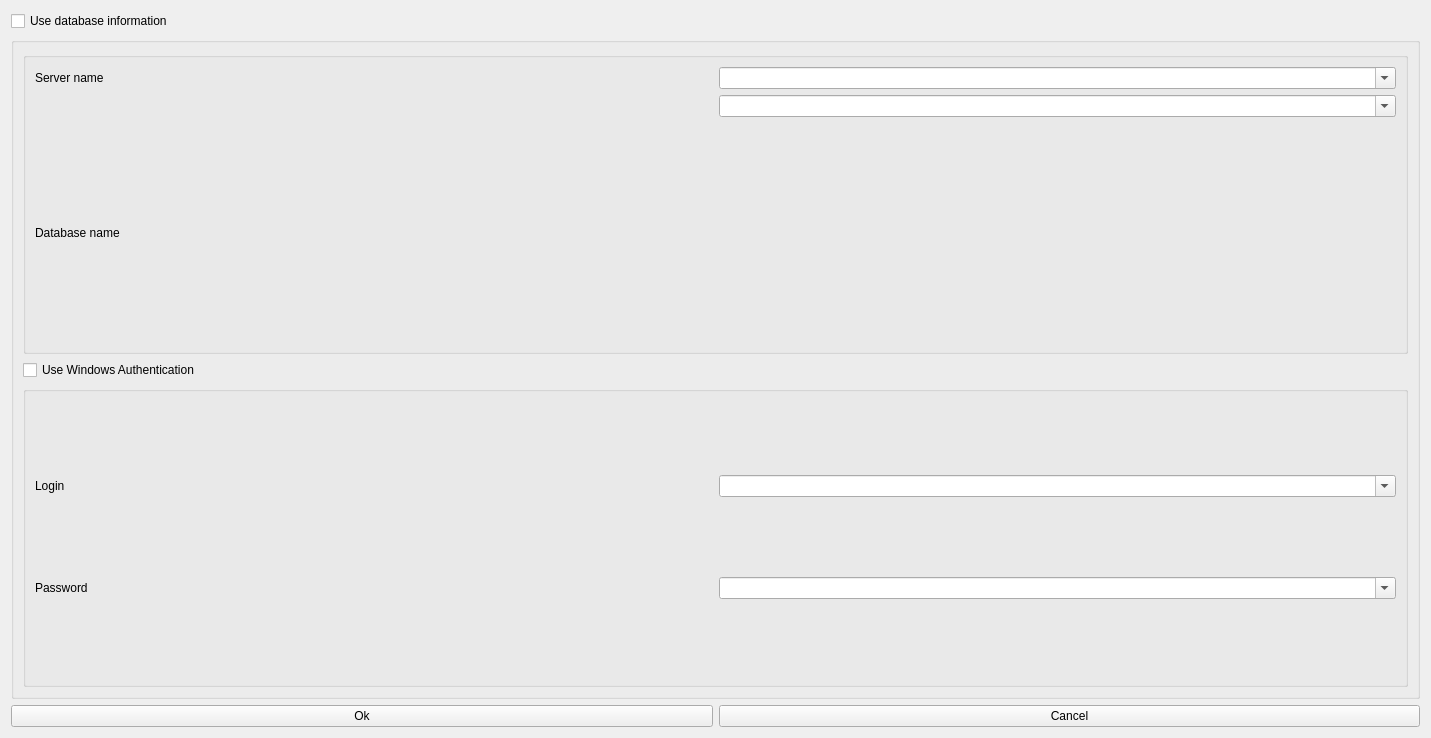
Old version of the form DBWindow.ui in the repository JohnBuckleyGitHub/PhotoDrop2.
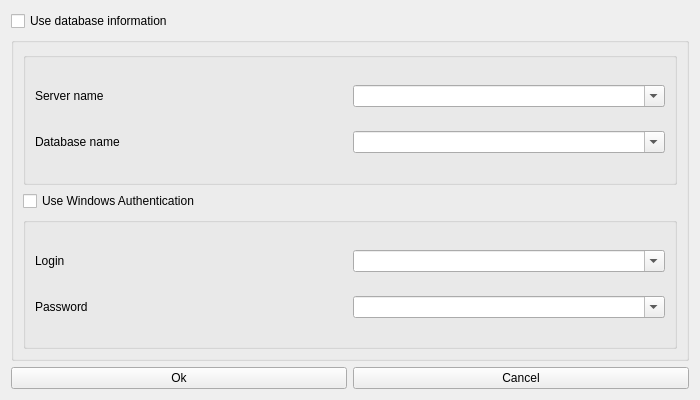
New version of the form. Custom widgets are drawn as their Qt base class.

Patch:
```diff
--- a/DBWindow.ui
+++ b/DBWindow.ui
@@ -6,8 +6,8 @@
    <rect>
     <x>0</x>
     <y>0</y>
-    <width>1431</width>
-    <height>738</height>
+    <width>700</width>
+    <height>400</height>
    </rect>
   </property>
   <property name="windowTitle">
@@ -91,8 +91,8 @@
            </property>
           </widget>
          </item>
-         <item row="1" column="1">
-          <widget class="QComboBox" name="db_name_comboBox">
+         <item row="2" column="1">
+          <widget class="TidyComboBox" name="db_name_comboBox">
            <property name="editable">
             <bool>true</bool>
            </property>
@@ -127,6 +127,13 @@
    </item>
   </layout>
  </widget>
+ <customwidgets>
+  <customwidget>
+   <class>TidyComboBox</class>
+   <extends>QComboBox</extends>
+   <header>tidy_combo_box.h</header>
+  </customwidget>
+ </customwidgets>
  <resources/>
  <connections/>
 </ui>
```
Left out of the diff: 60 changed lines with no effect on the pictures.
